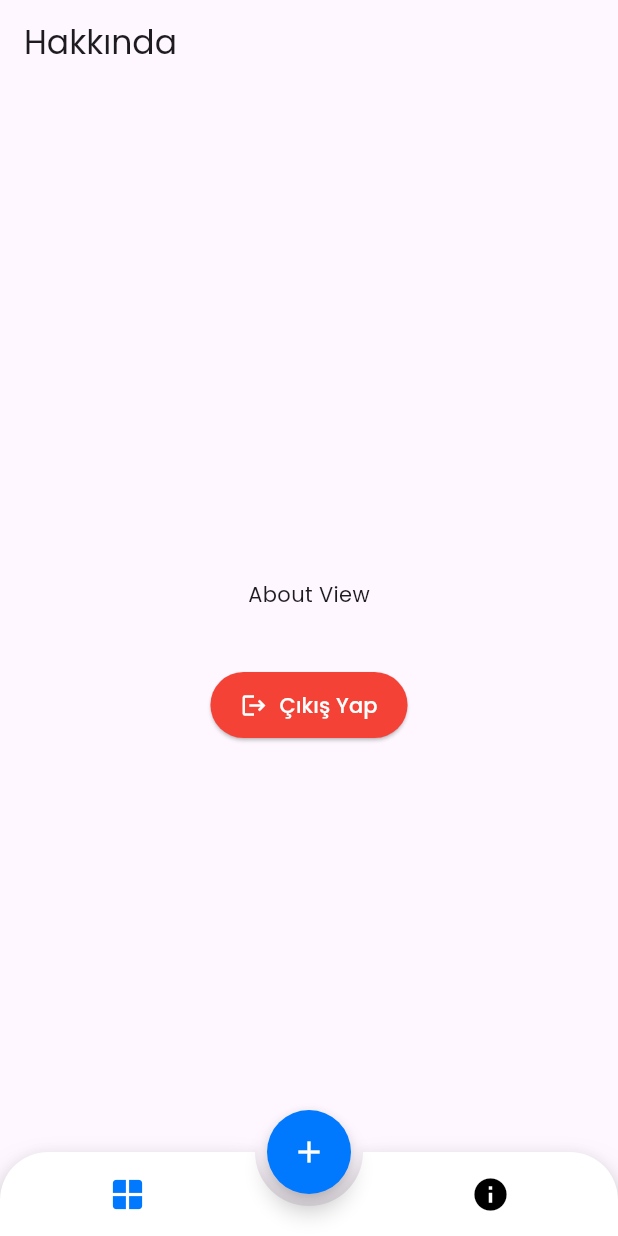
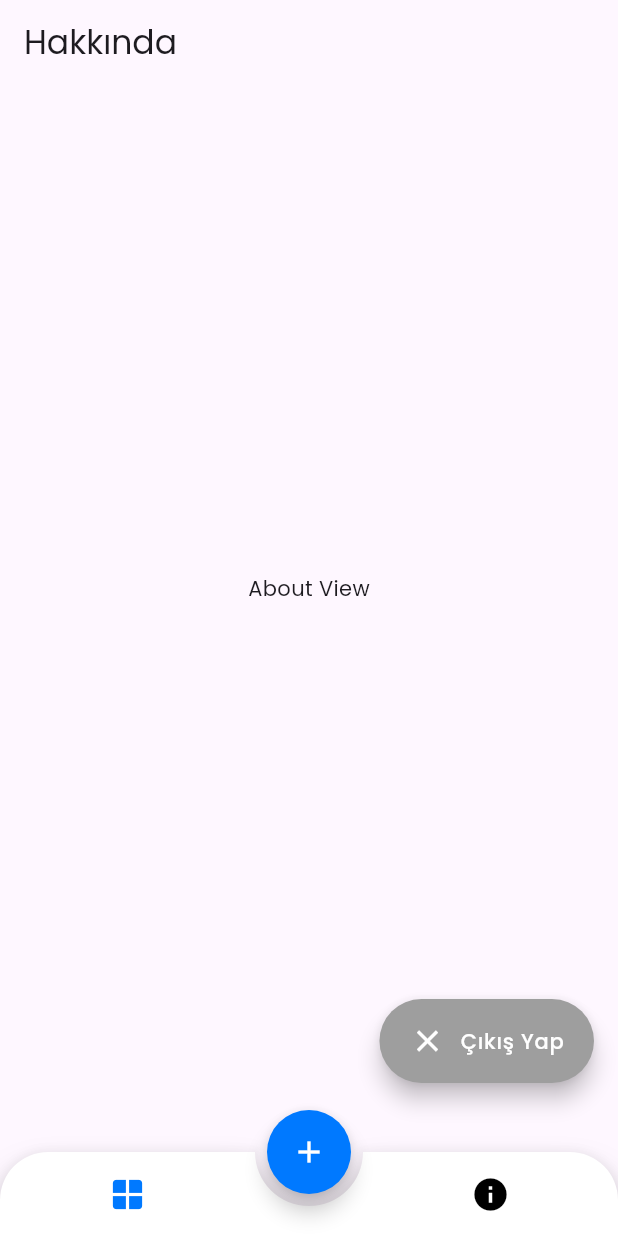
Before and after one commit to Mryuksel101/arduino_wifi, a Flutter app: the screen it shows once a user with an empty profile is signed in, swiped to page 2, on a phone screen of 412 x 824 dp. Run offline on Flutter 3.47's test engine with Material 3 defaults, Android fonts, the phone set to English and light mode, and no system bars; drawn by our look-alikes of animated_bottom_navigation_bar; our stand-ins replace cloud_firestore, firebase_auth, firebase_core, flutter_blue_plus, google_fonts, lottie and 1 more; missing offline and left inert: app_settings; accounts and stored records are empty; generated files the repository leaves out were written again; project files that could hold a hidden picture were left out.

Commit message:
Refactor AboutView: ensure context is set only when mounted; improve layout structure with floating action button

```diff
--- a/lib/views/about/view/about_view.dart
+++ b/lib/views/about/view/about_view.dart
@@ -16,15 +16,40 @@ class _AboutViewState extends State<AboutView> {
     super.initState();
     viewModel = AboutViewModel();
     WidgetsBinding.instance.addPostFrameCallback((_) {
+      if (mounted) {
         viewModel.setContext(context);
+      }
     });
   }
 
   @override
   Widget build(BuildContext context) {
-    return Scaffold(
+    return SafeArea(
+      child: Scaffold(
         appBar: AppBar(
           title: const Text('Hakkında'),
+        ),
+        floatingActionButton: Padding(
+          padding: EdgeInsets.only(bottom: 30),
+          child: FloatingActionButton.extended(
+            shape:
+                RoundedRectangleBorder(borderRadius: BorderRadius.circular(60)),
+            backgroundColor: Colors.grey,
+            onPressed: viewModel.logout,
+            label: Row(
+              children: [
+                Icon(
+                  Icons.close,
+                  color: Colors.white,
+                ),
+                SizedBox(width: 10),
+                Text(
+                  "Çıkış Yap",
+                  style: TextStyle(color: Colors.white, letterSpacing: 0.5),
+                )
+              ],
+            ),
+          ),
         ),
         body: Column(
           mainAxisAlignment: MainAxisAlignment.center,
@@ -33,17 +58,8 @@ class _AboutViewState extends State<AboutView> {
               child: Text('About View'),
             ),
             const SizedBox(height: 40),
-          ElevatedButton.icon(
-            onPressed: () => viewModel.logout(),
-            icon: const Icon(Icons.logout),
-            label: const Text('Çıkış Yap'),
-            style: ElevatedButton.styleFrom(
-              backgroundColor: Colors.red,
-              foregroundColor: Colors.white,
-              padding: const EdgeInsets.symmetric(horizontal: 20, vertical: 12),
+          ],
         ),
-          ),
-        ],
       ),
     );
   }
```
Lines whose indentation alone changed are shown as unchanged.
